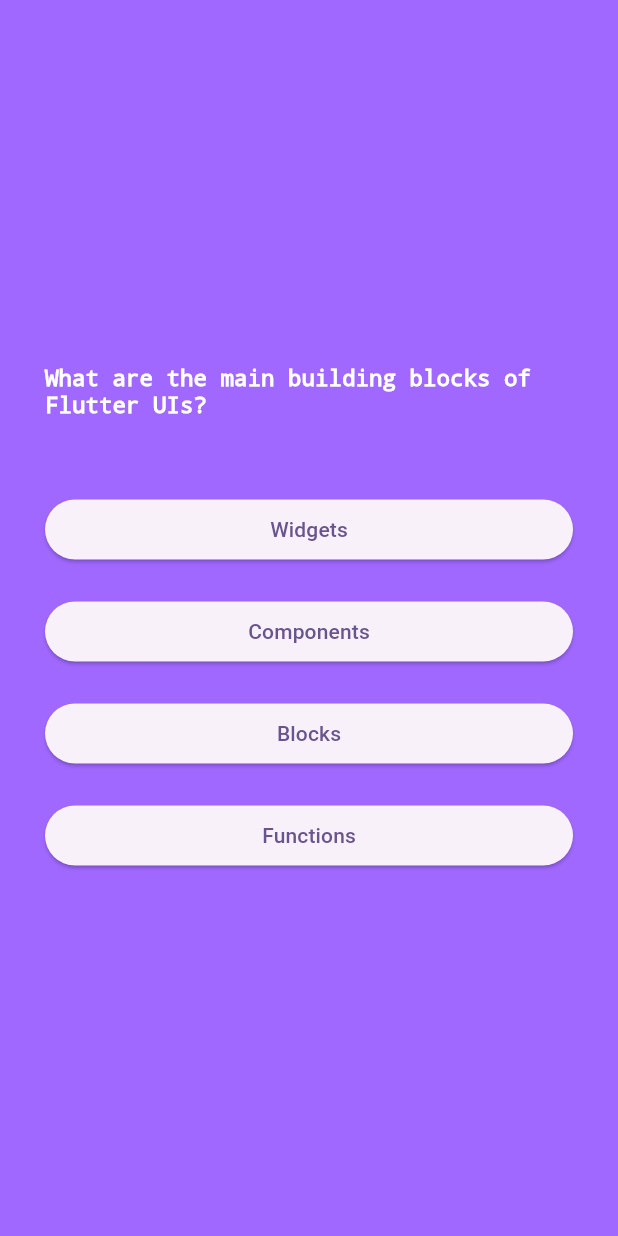
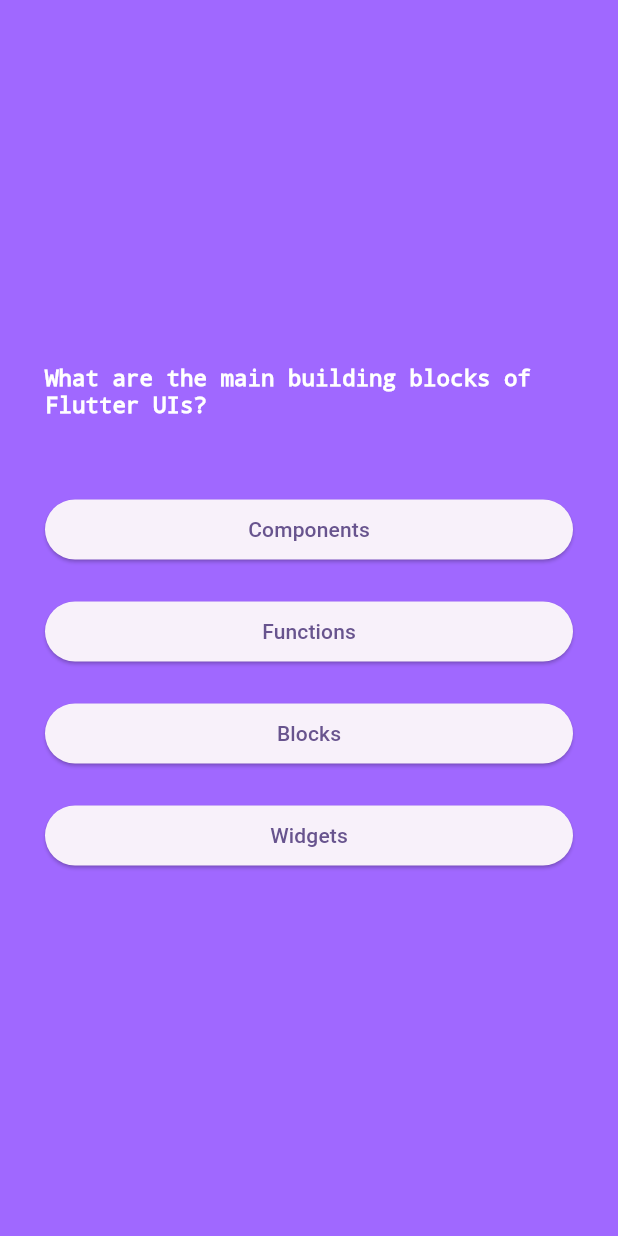
Before and after one commit to HermanTariq/Quiz-App, a Flutter app: the screen it shows after launch, after a tap on "Start Quiz", on a phone screen of 412 x 824 dp. Run offline on Flutter 3.47's test engine with Material 3 defaults, Android fonts, the phone set to English and light mode, and no system bars.

```diff
--- a/lib/main.dart
+++ b/lib/main.dart
@@ -3,5 +3,5 @@ import 'package:quiz_app/myhomepage.dart';
 import 'package:quiz_app/quiz.dart';
 
 void main() {
-  runApp(const MyWidget());
+  runApp(const QuizScreen());
 }
--- a/lib/model/quiz_question.dart
+++ b/lib/model/quiz_question.dart
@@ -2,4 +2,10 @@ class QuizQuestion {
   const QuizQuestion(this.question, this.questionanswer);
   final String question;
   final List<String> questionanswer;
+
+  List<String> getshuflledanswer() {
+    final shufledList = List.of(questionanswer);
+    shufledList.shuffle();
+    return shufledList;
+  }
 }
--- a/lib/question.dart
+++ b/lib/question.dart
@@ -3,15 +3,26 @@ import 'package:quiz_app/answerbutton.dart';
 import 'package:quiz_app/data/questiondata.dart';
 
 class Quesstion extends StatefulWidget {
-  const Quesstion({super.key});
+  const Quesstion({super.key, required this.onSelectanswer});
+
+  final void Function(String answer) onSelectanswer;
+
   @override
   State<Quesstion> createState() => _QuesstionState();
 }
 
 class _QuesstionState extends State<Quesstion> {
+  var currrentindex = 0;
+  void answerQuestion(selectedanswer) {
+    widget.onSelectanswer(selectedanswer);
+    setState(() {
+      currrentindex = currrentindex + 1;
+    });
+  }
+
   @override
   Widget build(BuildContext context) {
-    final currentQuestion = questions[0];
+    final currentQuestion = questions[currrentindex];
     return Center(
         child: Container(
       color: const Color.fromARGB(255, 160, 104, 255),
@@ -30,11 +41,15 @@ class _QuesstionState extends State<Quesstion> {
                   fontStyle: FontStyle.normal,
                   decoration: TextDecoration.none),
             ),
-            SizedBox(
+            const SizedBox(
               height: 30,
             ),
-            ...currentQuestion.questionanswer.map((answer) {
-              return AnswerButton(answer: answer, answerbuttonaction: () {});
+            ...currentQuestion.getshuflledanswer().map((answer) {
+              return AnswerButton(
+                  answer: answer,
+                  answerbuttonaction: () {
+                    answerQuestion(answer);
+                  });
             })
           ],
         ),
--- a/lib/quiz.dart
+++ b/lib/quiz.dart
@@ -1,15 +1,17 @@
 import 'package:flutter/material.dart';
+import 'package:quiz_app/data/questiondata.dart';
 import 'package:quiz_app/myhomepage.dart';
 import 'package:quiz_app/question.dart';
 
-class MyWidget extends StatefulWidget {
-  const MyWidget({super.key});
+class QuizScreen extends StatefulWidget {
+  const QuizScreen({super.key});
 
   @override
-  State<MyWidget> createState() => _MyWidgetState();
+  State<QuizScreen> createState() => _QuizScreenState();
 }
 
-class _MyWidgetState extends State<MyWidget> {
+class _QuizScreenState extends State<QuizScreen> {
+  final List<String> selectedanswer = [];
   var activescreen = "Start-Screen";
 
   void switchScreen() {
@@ -18,13 +20,24 @@ class _MyWidgetState extends State<MyWidget> {
     });
   }
 
+  void chooseAnswer(String answer) {
+    selectedanswer.add(answer);
+    if (selectedanswer.length == questions.length) {
+      setState(() {
+        activescreen = "Start-Screen";
+      });
+    }
+  }
+
   @override
   Widget build(BuildContext context) {
     Widget screenwidget = MyHomePage(
       startQuiz: switchScreen,
     );
     if (activescreen == "Question-screen") {
-      screenwidget = Quesstion();
+      screenwidget = Quesstion(
+        onSelectanswer: chooseAnswer,
+      );
     }
 
     return MaterialApp(
```
